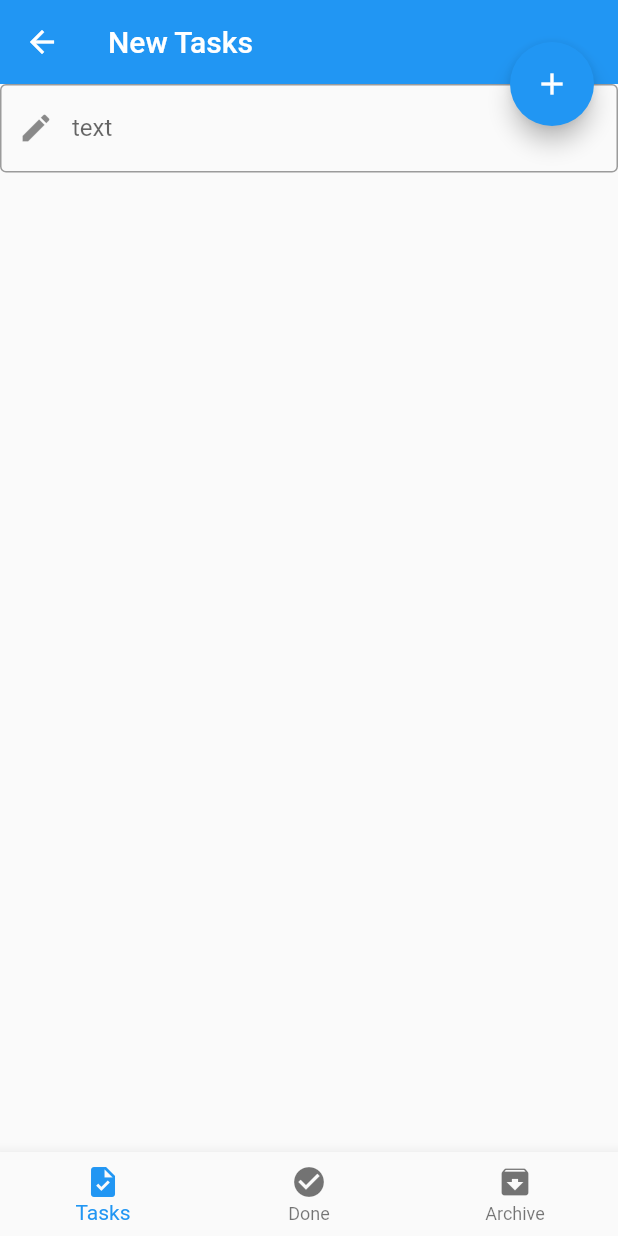
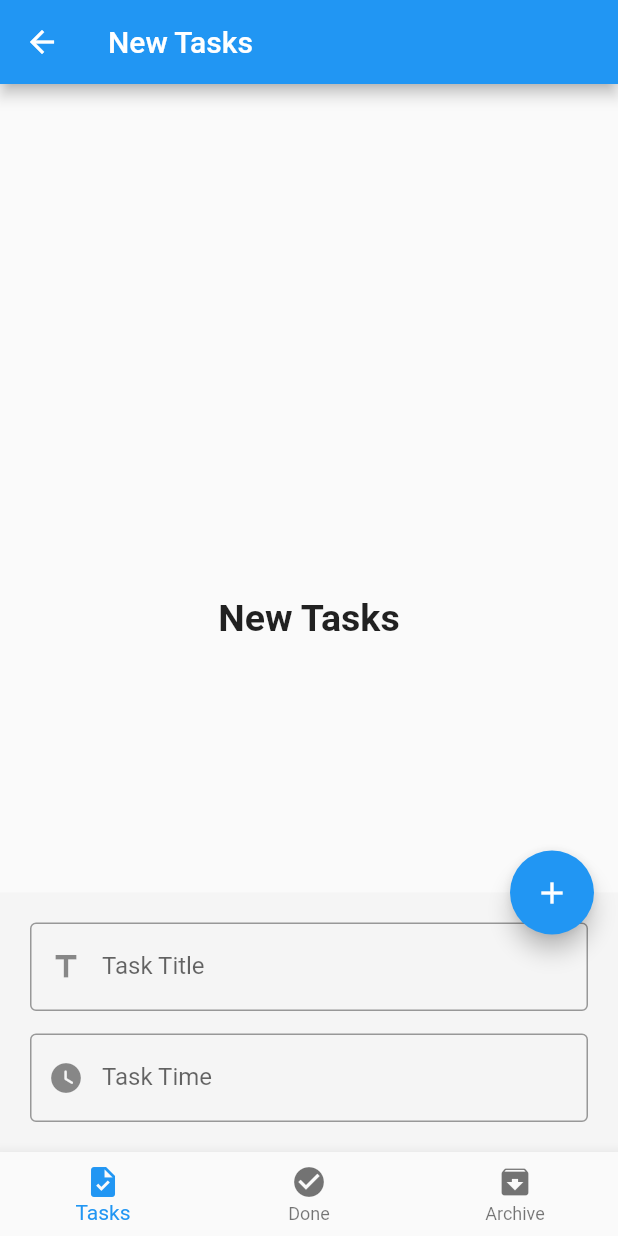
Before and after one commit to MinaSamir20/My_Projects, a Flutter app: the screen it shows after launch, after a tap on the "edit" icon, on a phone screen of 412 x 824 dp. Run offline on Flutter 3.47's test engine with Material 2 defaults, Android fonts, the phone set to English and light mode, and no system bars; our stand-ins replace sqflite; accounts and stored records are empty.

Commit message:
Todo App

```diff
--- a/lib/layout/home_layout.dart
+++ b/lib/layout/home_layout.dart
@@ -30,10 +30,8 @@ class _HomeLayoutState extends State<HomeLayout> {
   bool isBottomSheetShown = false;
   IconData fabIcon = Icons.edit;
   var titleController = TextEditingController();
-  var label = 'text';
-  IconData prefix = Icons.create;
-
-
+  var timeController = TextEditingController();
+  var dateController = TextEditingController();
 
   @override
   void initState() {
@@ -52,28 +50,58 @@ class _HomeLayoutState extends State<HomeLayout> {
       floatingActionButton: FloatingActionButton(
         child: Icon(fabIcon),
         onPressed: () {
-          if(isBottomSheetShown){
+          if (isBottomSheetShown) {
             Navigator.pop(context);
             isBottomSheetShown = false;
             setState(() {
               fabIcon = Icons.edit;
             });
-          }else{
-            scafoldKey.currentState?.showBottomSheet((context) => Column(
+          } else {
+            scafoldKey.currentState?.showBottomSheet((context) => Container(
+                  color: Colors.grey[100],
+                  padding: const EdgeInsets.all(20.0),
+                  child: Column(
+                    mainAxisSize: MainAxisSize.min,
                     children: [
+                      // Task TextField
                       defaultFormField(
                         controller: titleController,
                         type: TextInputType.text,
-                    label: label,
-                    prefix: prefix,
-                    validate: (value){
-                      if(value!.isEmpty){
-                        return '';
+                        label: 'Task Title',
+                        prefix: Icons.title,
+                        validate: (String? value) {
+                          if (value!.isEmpty) {
+                            return 'title must not be empty';
                           }
-                      return '';
+                          return null;
+                        },
+                      ),
+                      SizedBox(height: 15),
+                      //Time
+                      defaultFormField(
+                        controller: timeController,
+                        type: TextInputType.datetime,
+                        label: 'Task Time',
+                        prefix: Icons.watch_later_rounded,
+                        onTap: () {
+                          showTimePicker(
+                            context: context,
+                            initialTime: TimeOfDay.now(),
+                          ).then((value) {
+                            print(value.toString());
+                          }).catchError((e) {
+                            print('Error is ${e.toString()}');
+                          });
+                        },
+                        validate: (String? value) {
+                          if (value!.isEmpty) {
+                            return 'time must not be empty';
+                          }
+                          return null;
                         },
                       ),
                     ],
+                  ),
                 ));
             isBottomSheetShown = true;
             setState(() {
@@ -85,57 +113,67 @@ class _HomeLayoutState extends State<HomeLayout> {
       bottomNavigationBar: BottomNavigationBar(
         type: BottomNavigationBarType.fixed,
         currentIndex: currentIndex,
-        onTap: (index){
+        onTap: (index) {
           setState(() {
             currentIndex = index;
           });
         },
         items: [
-            BottomNavigationBarItem(icon: Icon(Icons.task), label: 'Tasks',),
-            BottomNavigationBarItem(icon: Icon(Icons.check_circle), label: 'Done',),
-            BottomNavigationBarItem(icon: Icon(Icons.archive), label: 'Archive',),
+          BottomNavigationBarItem(
+            icon: Icon(Icons.task),
+            label: 'Tasks',
+          ),
+          BottomNavigationBarItem(
+            icon: Icon(Icons.check_circle),
+            label: 'Done',
+          ),
+          BottomNavigationBarItem(
+            icon: Icon(Icons.archive),
+            label: 'Archive',
+          ),
         ],
       ),
     );
   }
+
   Future<String> getName() async {
     return 'Mina Samir';
   }
 
   void createDB() async {
-    db = await openDatabase(
-      'todo.db',
-      version: 1,
-      onCreate: (db, version){
+    db = await openDatabase('todo.db', version: 1, onCreate: (db, version) {
       print('Database Created');
-        db.execute('CREATE TABLE tasks (id INTEGER PRIMARY kEY, title TEXT, date TEXT, time TEXT, status TEXT)').then((value) {
+      db
+          .execute(
+              'CREATE TABLE tasks (id INTEGER PRIMARY kEY, title TEXT, date TEXT, time TEXT, status TEXT)')
+          .then((value) {
         print('table created');
-        }).catchError((error){
+      }).catchError((error) {
         print('Error When Creating Table \n${error.toString()}');
       });
-      },
-      onOpen: (db){
+    }, onOpen: (db) {
       print('Database Opened');
-      }
-    );
+    });
   }
 
   void insertToDB() async {
-    await db.transaction((txn) async{
-      txn.rawInsert('INSERT INTO tasks (title, date, time, status) VALUES ("first Task", "02222", "891", "new")')
-          .then((value){
+    await db.transaction((txn) async {
+      txn
+          .rawInsert(
+              'INSERT INTO tasks (title, date, time, status) VALUES ("first Task", "02222", "891", "new")')
+          .then((value) {
         print('$value inserted successfully');
-      }).catchError((e){
+      }).catchError((e) {
         print('Error When Inserting New Record \n${e.toString()}');
       });
     });
   }
 
-  void updateDB(){
+  void updateDB() {
     //
   }
 
-  void delteDB(){
+  void delteDB() {
     //
   }
 }
--- a/lib/shared/components/components.dart
+++ b/lib/shared/components/components.dart
@@ -30,16 +30,16 @@ Widget defaultButton({
 
 Widget defaultFormField({
   required TextEditingController controller,
-  required TextInputType type,
   required String label,
   required IconData prefix,
-  required String Function(String?)? validate,
+  required TextInputType type,
+  String? Function(String?)? validate,
   Function(String?)? onSubmit,
   Function(String?)? onChange,
   Function()? onTap,
+  Function()? suffixPressed,
+  IconData? suffix,
   bool isPassword = false,
-  IconData? suffix,
-  Function()? suffixPressed,
   bool isClickable = true,
 }) =>
     TextFormField(
```
Also changed, not shown: lib/models/models.dart (added). Lines whose indentation alone changed are shown as unchanged.
